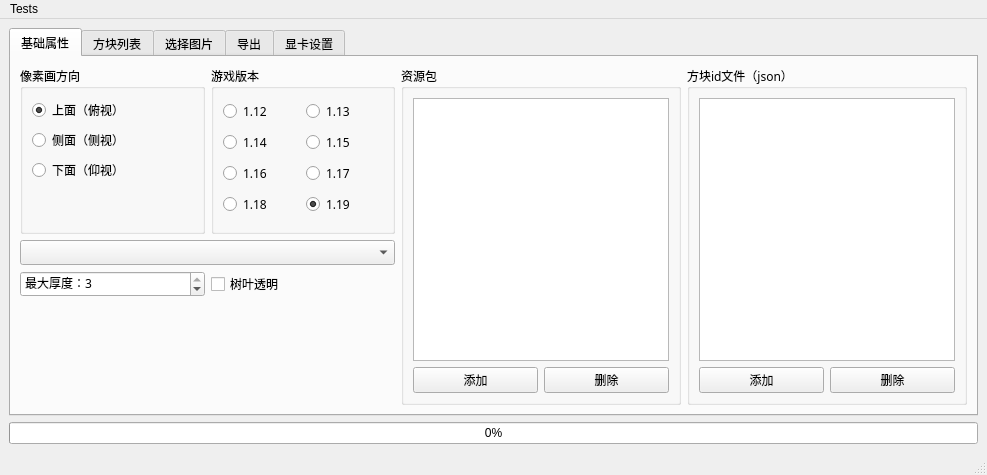
Above: VisualCraft/VCWind.ui from SlopeCraft/SlopeCraft before the change. Below: the same form after it.
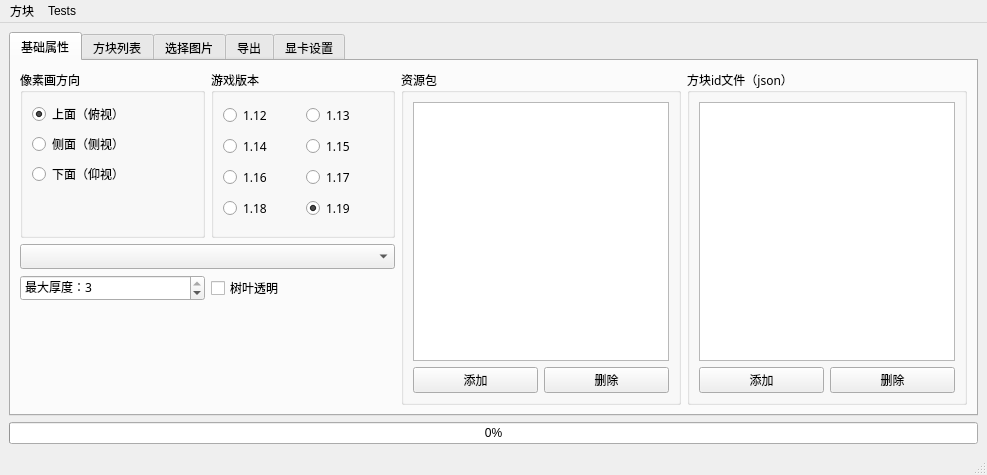
That is the form after the change.

Commit message: add BlockBrowser window

What changed in the file:
```diff
--- a/VisualCraft/VCWind.ui
+++ b/VisualCraft/VCWind.ui
@@ -1028,6 +1028,13 @@
     </property>
     <addaction name="action_test01"/>
    </widget>
+   <widget class="QMenu" name="menu_blocks">
+    <property name="title">
+     <string>方块</string>
+    </property>
+    <addaction name="ac_browse_block"/>
+   </widget>
+   <addaction name="menu_blocks"/>
    <addaction name="menu_tests"/>
   </widget>
   <widget class="QStatusBar" name="statusbar"/>
```
Left out of the diff: 5 changed lines with no effect on the pictures. The commit also changes 4 other files.
